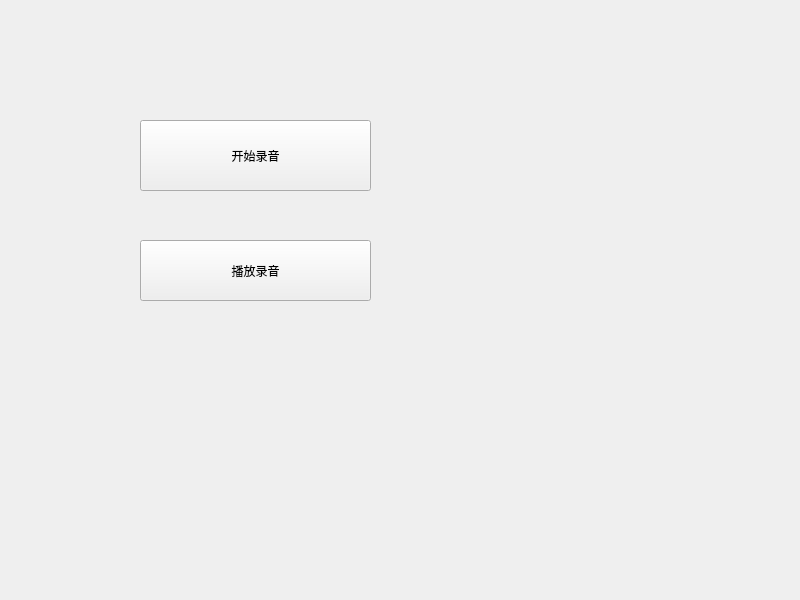
First picture: the form in widget.ui, repository Wanan0708/ffmpegTest, before the edit.
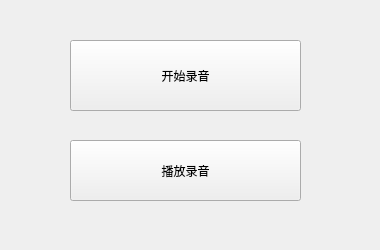
Second picture: the form after the edit.

Diff of the .ui file:
```diff
--- a/widget.ui
+++ b/widget.ui
@@ -6,8 +6,8 @@
    <rect>
     <x>0</x>
     <y>0</y>
-    <width>800</width>
-    <height>600</height>
+    <width>380</width>
+    <height>250</height>
    </rect>
   </property>
   <property name="windowTitle">
@@ -16,8 +16,8 @@
   <widget class="QPushButton" name="pushButton_record">
    <property name="geometry">
     <rect>
-     <x>140</x>
-     <y>120</y>
+     <x>70</x>
+     <y>40</y>
      <width>231</width>
      <height>71</height>
     </rect>
@@ -29,8 +29,8 @@
   <widget class="QPushButton" name="pushButton_play">
    <property name="geometry">
     <rect>
-     <x>140</x>
-     <y>240</y>
+     <x>70</x>
+     <y>140</y>
      <width>231</width>
      <height>61</height>
     </rect>
```
